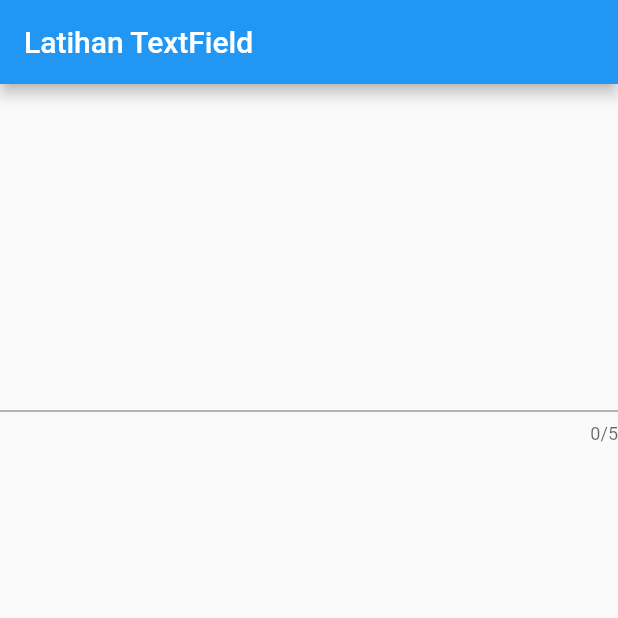
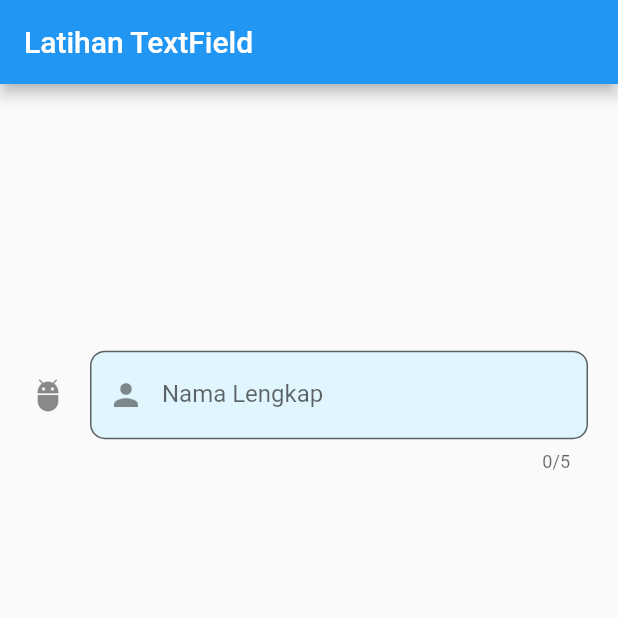
Before and after one commit to dsjtx/Belajar-Flutter, a Flutter app: the screen it shows after launch, on a phone screen of 412 x 824 dp, the top half of it. Run offline on Flutter 3.47's test engine with Material 2 defaults, Android fonts, the phone set to English and light mode, and no system bars.

Commit message:
Latihan TextField Decoration

```diff
--- a/lib/main.dart
+++ b/lib/main.dart
@@ -17,11 +17,26 @@ class _MyAppState extends State<MyApp> {
         appBar: AppBar(
           title: Text("Latihan TextField"),
         ),
-        body: Column(
+        body: Container(
+          margin: EdgeInsets.all(20),
+          child: Column(
             mainAxisAlignment: MainAxisAlignment.spaceAround,
             children: <Widget>[
               TextField(
                 // obscureText: true,
+                decoration: InputDecoration(
+                  fillColor: Colors.lightBlue[50],
+                  filled: true,
+                  icon: Icon(Icons.adb),
+                  suffix: Container(width: 5, height: 5, color: Colors.red,),
+                  prefixIcon: Icon(Icons.person),
+                  // prefixText: "Name : ",
+                  prefixStyle: TextStyle(color: Colors.blue, fontWeight: FontWeight.w600),
+                  labelText: "Nama Lengkap",
+                  hintText: "Nama Lengkap Anda",
+                  hintStyle: TextStyle(fontSize: 12),
+                  border: OutlineInputBorder(borderRadius: BorderRadius.circular(10)),
+                ),
                 maxLength: 5,
                 onChanged: (value) {
                   setState(() {});
@@ -32,6 +47,7 @@ class _MyAppState extends State<MyApp> {
             ],
           ),
         ),
+      ),
     );
   }
 }
```
Lines whose indentation alone changed are shown as unchanged.
